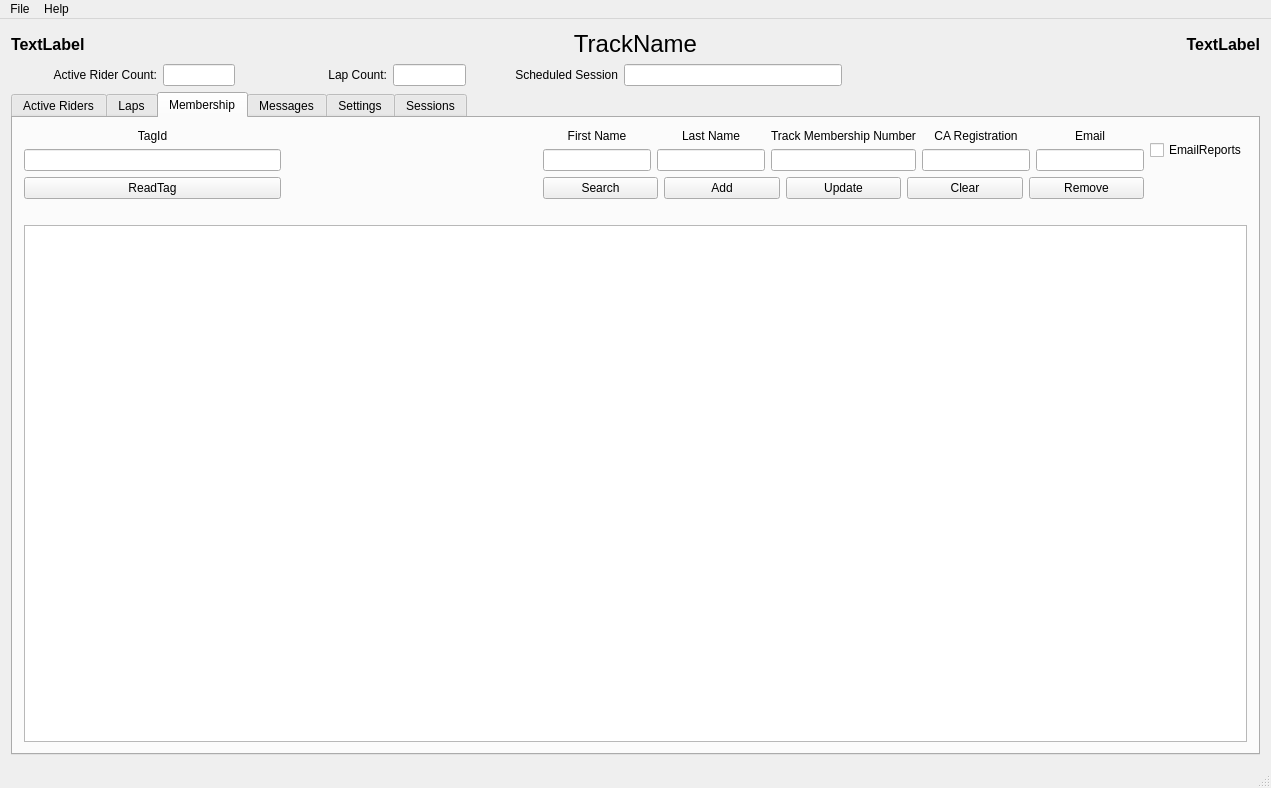
Qt form src/mainwindow.ui (mbuckaway/laps) before a commit.
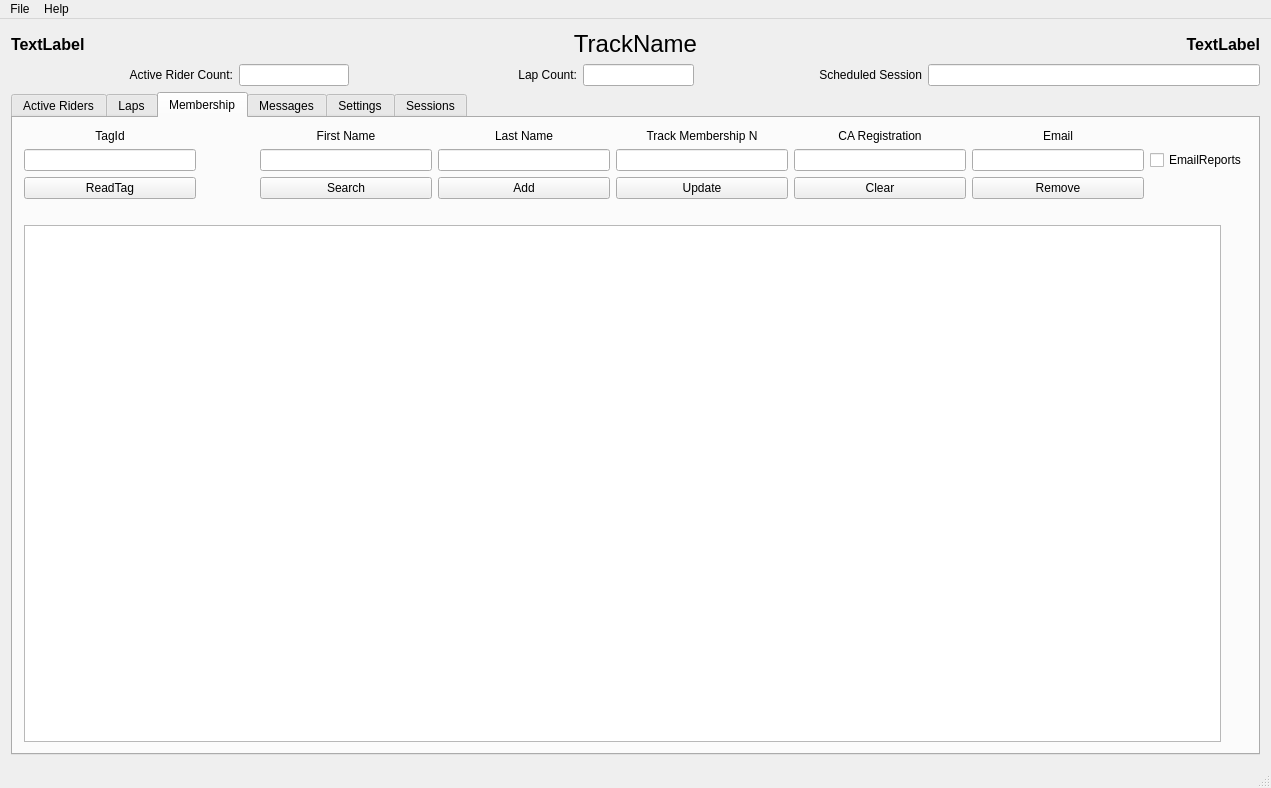
The same form after that commit. The open tabs and pages were chosen to show the change.

```diff
--- a/src/mainwindow.ui
+++ b/src/mainwindow.ui
@@ -67,100 +67,6 @@
       </property>
      </widget>
     </item>
-    <item row="1" column="0" colspan="2">
-     <layout class="QHBoxLayout" name="horizontalLayout_2">
-      <item>
-       <widget class="QLabel" name="riderCountLabel">
-        <property name="sizePolicy">
-         <sizepolicy hsizetype="Expanding" vsizetype="Preferred">
-          <horstretch>10</horstretch>
-          <verstretch>0</verstretch>
-         </sizepolicy>
-        </property>
-        <property name="text">
-         <string>Active Rider Count:</string>
-        </property>
-        <property name="alignment">
-         <set>Qt::AlignRight|Qt::AlignTrailing|Qt::AlignVCenter</set>
-        </property>
-       </widget>
-      </item>
-      <item>
-       <widget class="QLineEdit" name="activeRiderCountLineEdit">
-        <property name="sizePolicy">
-         <sizepolicy hsizetype="Expanding" vsizetype="Fixed">
-          <horstretch>5</horstretch>
-          <verstretch>0</verstretch>
-         </sizepolicy>
-        </property>
-        <property name="alignment">
-         <set>Qt::AlignCenter</set>
-        </property>
-       </widget>
-      </item>
-      <item>
-       <widget class="QLabel" name="lapCountLabel">
-        <property name="sizePolicy">
-         <sizepolicy hsizetype="Expanding" vsizetype="Preferred">
-          <horstretch>10</horstretch>
-          <verstretch>0</verstretch>
-         </sizepolicy>
-        </property>
-        <property name="text">
-         <string>Lap Count:</string>
-        </property>
-        <property name="alignment">
-         <set>Qt::AlignRight|Qt::AlignTrailing|Qt::AlignVCenter</set>
-        </property>
-       </widget>
-      </item>
-      <item>
-       <widget class="QLineEdit" name="lapCountLineEdit">
-        <property name="sizePolicy">
-         <sizepolicy hsizetype="Expanding" vsizetype="Fixed">
-          <horstretch>5</horstretch>
-          <verstretch>0</verstretch>
-         </sizepolicy>
-        </property>
-        <property name="alignment">
-         <set>Qt::AlignCenter</set>
-        </property>
-       </widget>
-      </item>
-      <item>
-       <widget class="QLabel" name="scheduledSessionLabel">
-        <property name="sizePolicy">
-         <sizepolicy hsizetype="Expanding" vsizetype="Preferred">
-          <horstretch>10</horstretch>
-          <verstretch>0</verstretch>
-         </sizepolicy>
-        </property>
-        <property name="text">
-         <string>Scheduled Session</string>
-        </property>
-        <property name="alignment">
-         <set>Qt::AlignRight|Qt::AlignTrailing|Qt::AlignVCenter</set>
-        </property>
-       </widget>
-      </item>
-      <item>
-       <widget class="QLineEdit" name="scheduledSessionLineEdit">
-        <property name="sizePolicy">
-         <sizepolicy hsizetype="Expanding" vsizetype="Fixed">
-          <horstretch>15</horstretch>
-          <verstretch>0</verstretch>
-         </sizepolicy>
-        </property>
-        <property name="text">
-         <string/>
-        </property>
-        <property name="alignment">
-         <set>Qt::AlignCenter</set>
-        </property>
-       </widget>
-      </item>
-     </layout>
-    </item>
     <item row="2" column="0" colspan="3">
      <widget class="QTabWidget" name="tabWidget">
       <property name="sizePolicy">
@@ -247,12 +153,16 @@
         <string>Membership</string>
        </attribute>
        <layout class="QGridLayout" name="gridLayout_17">
-        <item row="0" column="0">
+        <item row="0" column="0" colspan="2">
          <layout class="QGridLayout" name="gridLayout_5">
           <item row="0" column="0">
-           <layout class="QVBoxLayout" name="verticalLayout">
-            <item>
              <widget class="QLabel" name="deskTagIdLabel">
+            <property name="sizePolicy">
+             <sizepolicy hsizetype="Expanding" vsizetype="Preferred">
+              <horstretch>1</horstretch>
+              <verstretch>0</verstretch>
+             </sizepolicy>
+            </property>
               <property name="text">
                <string>TagId</string>
               </property>
@@ -261,37 +171,14 @@
               </property>
              </widget>
             </item>
-            <item>
-             <widget class="QLineEdit" name="deskTagIdLineEdit">
-              <property name="sizePolicy">
-               <sizepolicy hsizetype="Expanding" vsizetype="Fixed">
-                <horstretch>1</horstretch>
-                <verstretch>0</verstretch>
-               </sizepolicy>
-              </property>
-             </widget>
-            </item>
-           </layout>
-          </item>
-          <item row="0" column="1">
-           <spacer name="horizontalSpacer_4">
-            <property name="orientation">
-             <enum>Qt::Horizontal</enum>
-            </property>
-            <property name="sizeHint" stdset="0">
-             <size>
-              <width>20</width>
-              <height>20</height>
-             </size>
-            </property>
-           </spacer>
-          </item>
           <item row="0" column="2">
-           <layout class="QHBoxLayout" name="horizontalLayout">
-            <item>
-             <layout class="QVBoxLayout" name="verticalLayout_2">
-              <item>
                <widget class="QLabel" name="deskFirstNameLabel">
+            <property name="sizePolicy">
+             <sizepolicy hsizetype="Expanding" vsizetype="Preferred">
+              <horstretch>5</horstretch>
+              <verstretch>0</verstretch>
+             </sizepolicy>
+            </property>
                 <property name="text">
                  <string>First Name</string>
                 </property>
@@ -300,22 +187,14 @@
                 </property>
                </widget>
               </item>
-              <item>
-               <widget class="QLineEdit" name="deskFirstNameLineEdit">
-                <property name="sizePolicy">
-                 <sizepolicy hsizetype="Expanding" vsizetype="Fixed">
-                  <horstretch>1</horstretch>
-                  <verstretch>0</verstretch>
-                 </sizepolicy>
-                </property>
-               </widget>
-              </item>
-             </layout>
-            </item>
-            <item>
-             <layout class="QVBoxLayout" name="verticalLayout_3">
-              <item>
+          <item row="0" column="3">
                <widget class="QLabel" name="deskLastNameLabel">
+            <property name="sizePolicy">
+             <sizepolicy hsizetype="Expanding" vsizetype="Preferred">
+              <horstretch>5</horstretch>
+              <verstretch>0</verstretch>
+             </sizepolicy>
+            </property>
                 <property name="text">
                  <string>Last Name</string>
                 </property>
@@ -324,46 +203,30 @@
                 </property>
                </widget>
               </item>
-              <item>
-               <widget class="QLineEdit" name="deskLastNameLineEdit">
-                <property name="sizePolicy">
-                 <sizepolicy hsizetype="Expanding" vsizetype="Fixed">
-                  <horstretch>1</horstretch>
-                  <verstretch>0</verstretch>
-                 </sizepolicy>
-                </property>
-               </widget>
-              </item>
-             </layout>
-            </item>
-            <item>
-             <layout class="QVBoxLayout" name="verticalLayout_5">
-              <item>
+          <item row="0" column="4">
                <widget class="QLabel" name="deskMembershipNumberLabel">
-                <property name="text">
-                 <string>Track Membership Number</string>
-                </property>
-                <property name="alignment">
-                 <set>Qt::AlignCenter</set>
-                </property>
-               </widget>
-              </item>
-              <item>
-               <widget class="QLineEdit" name="deskMembershipNumberLineEdit">
                 <property name="sizePolicy">
-                 <sizepolicy hsizetype="Expanding" vsizetype="Fixed">
-                  <horstretch>1</horstretch>
+             <sizepolicy hsizetype="Expanding" vsizetype="Preferred">
+              <horstretch>5</horstretch>
                   <verstretch>0</verstretch>
                  </sizepolicy>
                 </property>
-               </widget>
-              </item>
-             </layout>
-            </item>
-            <item>
-             <layout class="QVBoxLayout" name="verticalLayout_4">
-              <item>
+            <property name="text">
+             <string>Track Membership N</string>
+            </property>
+            <property name="alignment">
+             <set>Qt::AlignCenter</set>
+            </property>
+           </widget>
+          </item>
+          <item row="0" column="5">
                <widget class="QLabel" name="deskCaRegistrationLabel">
+            <property name="sizePolicy">
+             <sizepolicy hsizetype="Expanding" vsizetype="Preferred">
+              <horstretch>5</horstretch>
+              <verstretch>0</verstretch>
+             </sizepolicy>
+            </property>
                 <property name="text">
                  <string>CA Registration</string>
                 </property>
@@ -372,22 +235,14 @@
                 </property>
                </widget>
               </item>
-              <item>
-               <widget class="QLineEdit" name="deskCaRegistrationLineEdit">
-                <property name="sizePolicy">
-                 <sizepolicy hsizetype="Expanding" vsizetype="Fixed">
-                  <horstretch>1</horstretch>
-                  <verstretch>0</verstretch>
-                 </sizepolicy>
-                </property>
-               </widget>
-              </item>
-             </layout>
-            </item>
-            <item>
-             <layout class="QVBoxLayout" name="verticalLayout_6">
-              <item>
+          <item row="0" column="6">
                <widget class="QLabel" name="deskEMailLabel">
+            <property name="sizePolicy">
+             <sizepolicy hsizetype="Expanding" vsizetype="Preferred">
+              <horstretch>5</horstretch>
+              <verstretch>0</verstretch>
+             </sizepolicy>
+            </property>
                 <property name="text">
                  <string>Email</string>
                 </property>
@@ -396,29 +251,97 @@
                 </property>
                </widget>
               </item>
-              <item>
+          <item row="1" column="0">
+           <widget class="QLineEdit" name="deskTagIdLineEdit">
+            <property name="sizePolicy">
+             <sizepolicy hsizetype="Expanding" vsizetype="Fixed">
+              <horstretch>6</horstretch>
+              <verstretch>0</verstretch>
+             </sizepolicy>
+            </property>
+           </widget>
+          </item>
+          <item row="1" column="1">
+           <spacer name="horizontalSpacer_5">
+            <property name="orientation">
+             <enum>Qt::Horizontal</enum>
+            </property>
+            <property name="sizeType">
+             <enum>QSizePolicy::Preferred</enum>
+            </property>
+            <property name="sizeHint" stdset="0">
+             <size>
+              <width>58</width>
+              <height>20</height>
+             </size>
+            </property>
+           </spacer>
+          </item>
+          <item row="1" column="2">
+           <widget class="QLineEdit" name="deskFirstNameLineEdit">
+            <property name="sizePolicy">
+             <sizepolicy hsizetype="Expanding" vsizetype="Fixed">
+              <horstretch>6</horstretch>
+              <verstretch>0</verstretch>
+             </sizepolicy>
+            </property>
+           </widget>
+          </item>
+          <item row="1" column="3">
+           <widget class="QLineEdit" name="deskLastNameLineEdit">
+            <property name="sizePolicy">
+             <sizepolicy hsizetype="Expanding" vsizetype="Fixed">
+              <horstretch>6</horstretch>
+              <verstretch>0</verstretch>
+             </sizepolicy>
+            </property>
+           </widget>
+          </item>
+          <item row="1" column="4">
+           <widget class="QLineEdit" name="deskMembershipNumberLineEdit">
+            <property name="sizePolicy">
+             <sizepolicy hsizetype="Expanding" vsizetype="Fixed">
+              <horstretch>6</horstretch>
+              <verstretch>0</verstretch>
+             </sizepolicy>
+            </property>
+           </widget>
+          </item>
+          <item row="1" column="5">
+           <widget class="QLineEdit" name="deskCaRegistrationLineEdit">
+            <property name="sizePolicy">
+             <sizepolicy hsizetype="Expanding" vsizetype="Fixed">
+              <horstretch>6</horstretch>
+              <verstretch>0</verstretch>
+             </sizepolicy>
+            </property>
+           </widget>
+          </item>
+          <item row="1" column="6">
                <widget class="QLineEdit" name="deskEMailLineEdit">
                 <property name="sizePolicy">
                  <sizepolicy hsizetype="Expanding" vsizetype="Fixed">
-                  <horstretch>1</horstretch>
+              <horstretch>6</horstretch>
                   <verstretch>0</verstretch>
                  </sizepolicy>
                 </property>
                </widget>
               </item>
-             </layout>
-            </item>
-           </layout>
-          </item>
-          <item row="0" column="3">
+          <item row="1" column="7">
            <widget class="QCheckBox" name="sendReportsCheckBox">
             <property name="text">
              <string>EmailReports</string>
             </property>
            </widget>
           </item>
-          <item row="1" column="0">
+          <item row="2" column="0">
            <widget class="QPushButton" name="deskReadPushButton">
+            <property name="sizePolicy">
+             <sizepolicy hsizetype="Expanding" vsizetype="Fixed">
+              <horstretch>5</horstretch>
+              <verstretch>0</verstretch>
+             </sizepolicy>
+            </property>
             <property name="text">
              <string>ReadTag</string>
             </property>
@@ -427,51 +350,66 @@
             </property>
            </widget>
           </item>
-          <item row="1" column="1">
-           <spacer name="horizontalSpacer_5">
-            <property name="orientation">
-             <enum>Qt::Horizontal</enum>
-            </property>
-            <property name="sizeHint" stdset="0">
-             <size>
-              <width>20</width>
-              <height>20</height>
-             </size>
-            </property>
-           </spacer>
-          </item>
-          <item row="1" column="2">
-           <layout class="QHBoxLayout" name="horizontalLayout_4">
-            <item>
+          <item row="2" column="2">
              <widget class="QPushButton" name="deskSearchPushButton">
+            <property name="sizePolicy">
+             <sizepolicy hsizetype="Expanding" vsizetype="Fixed">
+              <horstretch>5</horstretch>
+              <verstretch>0</verstretch>
+             </sizepolicy>
+            </property>
               <property name="text">
                <string>Search</string>
               </property>
              </widget>
             </item>
-            <item>
+          <item row="2" column="3">
              <widget class="QPushButton" name="deskAddPushButton">
+            <property name="sizePolicy">
+             <sizepolicy hsizetype="Expanding" vsizetype="Fixed">
+              <horstretch>5</horstretch>
+              <verstretch>0</verstretch>
+             </sizepolicy>
+            </property>
               <property name="text">
                <string>Add</string>
               </property>
              </widget>
             </item>
-            <item>
+          <item row="2" column="4">
              <widget class="QPushButton" name="deskUpdatePushButton">
+            <property name="sizePolicy">
+             <sizepolicy hsizetype="Expanding" vsizetype="Fixed">
+              <horstretch>5</horstretch>
+              <verstretch>0</verstretch>
+             </sizepolicy>
+            </property>
               <property name="text">
                <string>Update</string>
               </property>
              </widget>
             </item>
-            <item>
+          <item row="2" column="5">
              <widget class="QPushButton" name="deskClearPushButton">
+            <property name="sizePolicy">
+             <sizepolicy hsizetype="Expanding" vsizetype="Fixed">
+              <horstretch>5</horstretch>
+              <verstretch>0</verstretch>
+             </sizepolicy>
+            </property>
               <property name="text">
                <string>Clear</string>
               </property>
              </widget>
             </item>
-            <item>
+          <item row="2" column="6">
              <widget class="QPushButton" name="deskRemovePushButton">
+            <property name="sizePolicy">
+             <sizepolicy hsizetype="Expanding" vsizetype="Fixed">
+              <horstretch>5</horstretch>
+              <verstretch>0</verstretch>
+             </sizepolicy>
+            </property>
               <property name="text">
                <string>Remove</string>
               </property>
@@ -479,9 +417,7 @@
             </item>
            </layout>
           </item>
-         </layout>
-        </item>
-        <item row="1" column="0">
+        <item row="1" column="1">
          <spacer name="verticalSpacer">
           <property name="orientation">
            <enum>Qt::Vertical</enum>
@@ -1582,6 +1518,100 @@
       </widget>
      </widget>
     </item>
+    <item row="1" column="0" colspan="3">
+     <layout class="QHBoxLayout" name="horizontalLayout_2">
+      <item>
+       <widget class="QLabel" name="riderCountLabel">
+        <property name="sizePolicy">
+         <sizepolicy hsizetype="Expanding" vsizetype="Preferred">
+          <horstretch>10</horstretch>
+          <verstretch>0</verstretch>
+         </sizepolicy>
+        </property>
+        <property name="text">
+         <string>Active Rider Count:</string>
+        </property>
+        <property name="alignment">
+         <set>Qt::AlignRight|Qt::AlignTrailing|Qt::AlignVCenter</set>
+        </property>
+       </widget>
+      </item>
+      <item>
+       <widget class="QLineEdit" name="activeRiderCountLineEdit">
+        <property name="sizePolicy">
+         <sizepolicy hsizetype="Expanding" vsizetype="Fixed">
+          <horstretch>5</horstretch>
+          <verstretch>0</verstretch>
+         </sizepolicy>
+        </property>
+        <property name="alignment">
+         <set>Qt::AlignCenter</set>
+        </property>
+       </widget>
+      </item>
+      <item>
+       <widget class="QLabel" name="lapCountLabel">
+        <property name="sizePolicy">
+         <sizepolicy hsizetype="Expanding" vsizetype="Preferred">
+          <horstretch>10</horstretch>
+          <verstretch>0</verstretch>
+         </sizepolicy>
+        </property>
+        <property name="text">
+         <string>Lap Count:</string>
+        </property>
+        <property name="alignment">
+         <set>Qt::AlignRight|Qt::AlignTrailing|Qt::AlignVCenter</set>
+        </property>
+       </widget>
+      </item>
+      <item>
+       <widget class="QLineEdit" name="lapCountLineEdit">
+        <property name="sizePolicy">
+         <sizepolicy hsizetype="Expanding" vsizetype="Fixed">
+          <horstretch>5</horstretch>
+          <verstretch>0</verstretch>
+         </sizepolicy>
+        </property>
+        <property name="alignment">
+         <set>Qt::AlignCenter</set>
+        </property>
+       </widget>
+      </item>
+      <item>
+       <widget class="QLabel" name="scheduledSessionLabel">
+        <property name="sizePolicy">
+         <sizepolicy hsizetype="Expanding" vsizetype="Preferred">
+          <horstretch>10</horstretch>
+          <verstretch>0</verstretch>
+         </sizepolicy>
+        </property>
+        <property name="text">
+         <string>Scheduled Session</string>
+        </property>
+        <property name="alignment">
+         <set>Qt::AlignRight|Qt::AlignTrailing|Qt::AlignVCenter</set>
+        </property>
+       </widget>
+      </item>
+      <item>
+       <widget class="QLineEdit" name="scheduledSessionLineEdit">
+        <property name="sizePolicy">
+         <sizepolicy hsizetype="Expanding" vsizetype="Fixed">
+          <horstretch>15</horstretch>
+          <verstretch>0</verstretch>
+         </sizepolicy>
+        </property>
+        <property name="text">
+         <string/>
+        </property>
+        <property name="alignment">
+         <set>Qt::AlignCenter</set>
+        </property>
+       </widget>
+      </item>
+     </layout>
+    </item>
    </layout>
   </widget>
   <widget class="QMenuBar" name="menuBar">
```
Left out of the diff: 2 changed lines with no effect on the pictures. Lines whose indentation alone changed are shown as unchanged.
